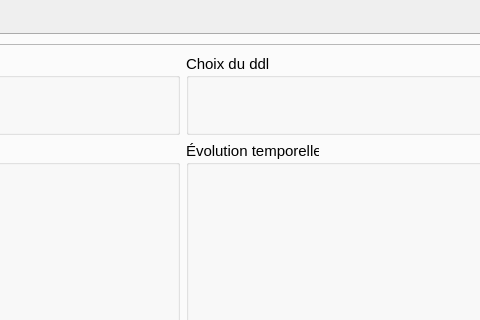
dy-dx-1/LAVA, file MainUI.ui: the form before one commit; both pictures show x 414 to 894 and y 0 to 320 of the 1194 by 859 pixel window.
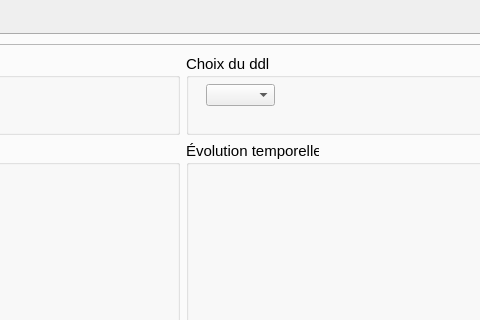
The form after the commit. Icons and pictures are not drawn.

Commit message: Added fig_effor_nl to graphs

Patch:
```diff
--- a/MainUI.ui
+++ b/MainUI.ui
@@ -88,6 +88,16 @@
                  <property name="title">
                   <string>Choix du ddl</string>
                  </property>
+                 <widget class="QComboBox" name="select_chx_ddl">
+                  <property name="geometry">
+                   <rect>
+                    <x>20</x>
+                    <y>30</y>
+                    <width>69</width>
+                    <height>22</height>
+                   </rect>
+                  </property>
+                 </widget>
                 </widget>
                </item>
               </layout>
```
The commit also changes 2 other files.
